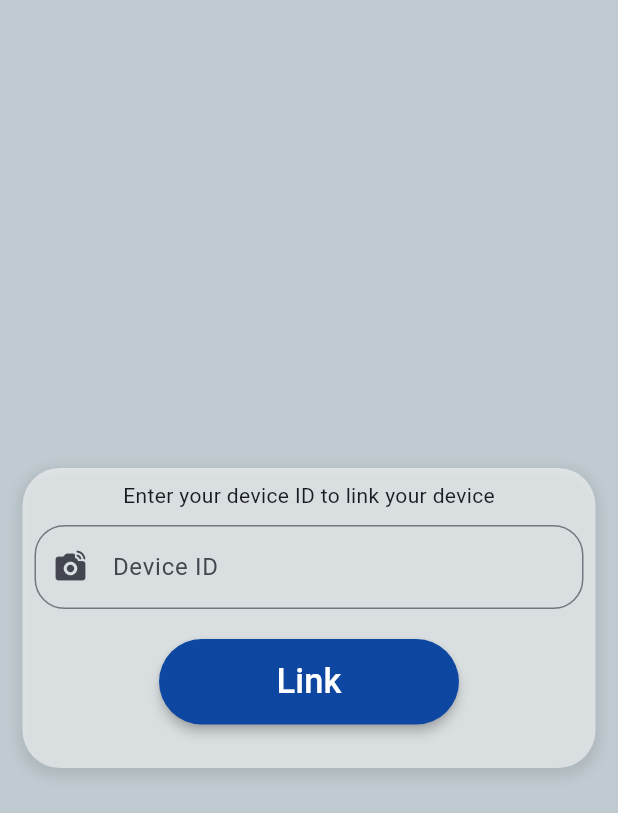
After one commit to nyxparadox/Smart_Doorbell_Security_system, a Flutter app: the DeviceIdRegistrationScreen screen opened directly, on a phone screen of 412 x 824 dp. The commit adds this screen. Shown: the top 813 px of the screen. Run offline on Flutter 3.47's test engine with Material 3 defaults, Android fonts, the phone set to English and light mode, and no system bars; our stand-ins replace cloud_firestore, equatable, firebase_auth, firebase_core, flutter_bloc, get_it; missing offline and left inert: mailer; accounts and stored records are empty; generated files the repository leaves out were written again.

Commit message:
added device ID Registration screen ui

```diff
--- a/flutter_App/doorsnap/lib/Presentation/home/screen/auth/SignUp_screens/password_setup_screen.dart
+++ b/flutter_App/doorsnap/lib/Presentation/home/screen/auth/SignUp_screens/password_setup_screen.dart
@@ -2,6 +2,7 @@
 import 'package:doorsnap/Data/Service/service_locator.dart';
 import 'package:doorsnap/Logics/cubit/auth_cubit.dart';
 import 'package:doorsnap/Presentation/home/home_page.dart';
+import 'package:doorsnap/Presentation/home/screen/device_id_registration_screen.dart';
 import 'package:doorsnap/Router/app_router.dart';
 import 'package:flutter/material.dart';
 // import 'package:get_it/get_it.dart';
@@ -91,7 +92,7 @@ class _PasswordSetupScreenState extends State<PasswordSetupScreen> {
 
       if (mounted) {
         _showSuccessSnackBar('Password created successfully!');
-        getIt<AppRouter>().pushReplacement(const HomePage());
+        getIt<AppRouter>().push(const DeviceIdRegistrationScreen());
       }
     } catch (e) {
       if (mounted) {
--- /dev/null
+++ b/flutter_App/doorsnap/lib/Presentation/home/screen/device_id_registration_screen.dart
@@ -0,0 +1,90 @@
+import 'package:doorsnap/Data/Service/service_locator.dart';
+import 'package:doorsnap/Presentation/home/home_page.dart';
+import 'package:doorsnap/Router/app_router.dart';
+import 'package:flutter/material.dart';
+
+class DeviceIdRegistrationScreen extends StatefulWidget {
+  const DeviceIdRegistrationScreen({super.key});
+
+  @override
+  State<DeviceIdRegistrationScreen> createState() =>
+      _DeviceIdRegistrationScreenState();
+}
+
+class _DeviceIdRegistrationScreenState
+    extends State<DeviceIdRegistrationScreen> {
+  @override
+  Widget build(BuildContext context) {
+    return Scaffold(
+      body: Container(
+        width: double.infinity,
+        height: double.infinity,
+        color: const Color.fromARGB(255, 192, 203, 209),
+
+        child: Center(
+          child: Padding(
+            padding: const EdgeInsets.all(15.0),
+            child: Container(
+              width: double.infinity,
+              height: 200,
+              decoration: BoxDecoration(
+                color: Colors.white54,
+                boxShadow: [
+                  BoxShadow(
+                    color: Colors.black.withOpacity(0.1),
+                    spreadRadius: 2,
+                    blurRadius: 7,
+                    offset: Offset(0, 3),
+                  ),
+                ],
+                borderRadius: BorderRadius.circular(25),
+              ),
+
+              child: Padding(
+                padding: const EdgeInsets.all(8.0),
+                child: Column(
+                  children: [
+                    Text('Enter your device ID to link your device'),
+
+                    const SizedBox(height: 10,),
+
+                    TextField(
+
+                      decoration: InputDecoration(
+                        labelText: 'Device ID',
+                        prefixIcon: Icon(Icons.linked_camera_rounded),
+                        border: OutlineInputBorder(
+
+                          borderRadius: BorderRadius.circular(20),
+                        ),
+                      ),
+                    ),
+
+                    const SizedBox(height: 20,),
+
+                    ElevatedButton(
+                      onPressed: () => getIt<AppRouter>().push(const HomePage()),
+                      child: Text('Link', style: TextStyle(color: Colors.white, fontSize: 23)),
+                      style: ElevatedButton.styleFrom(
+                        backgroundColor: Colors.blue.shade900,
+                        minimumSize: Size(200, 57),
+                        elevation: 3
+                      ),
+
+                    ),
+
+
+                  ],
+                ),
+              ),
+
+
+            ),
+          ),
+
+
+        ),
+      ),
+    );
+  }
+}
```
